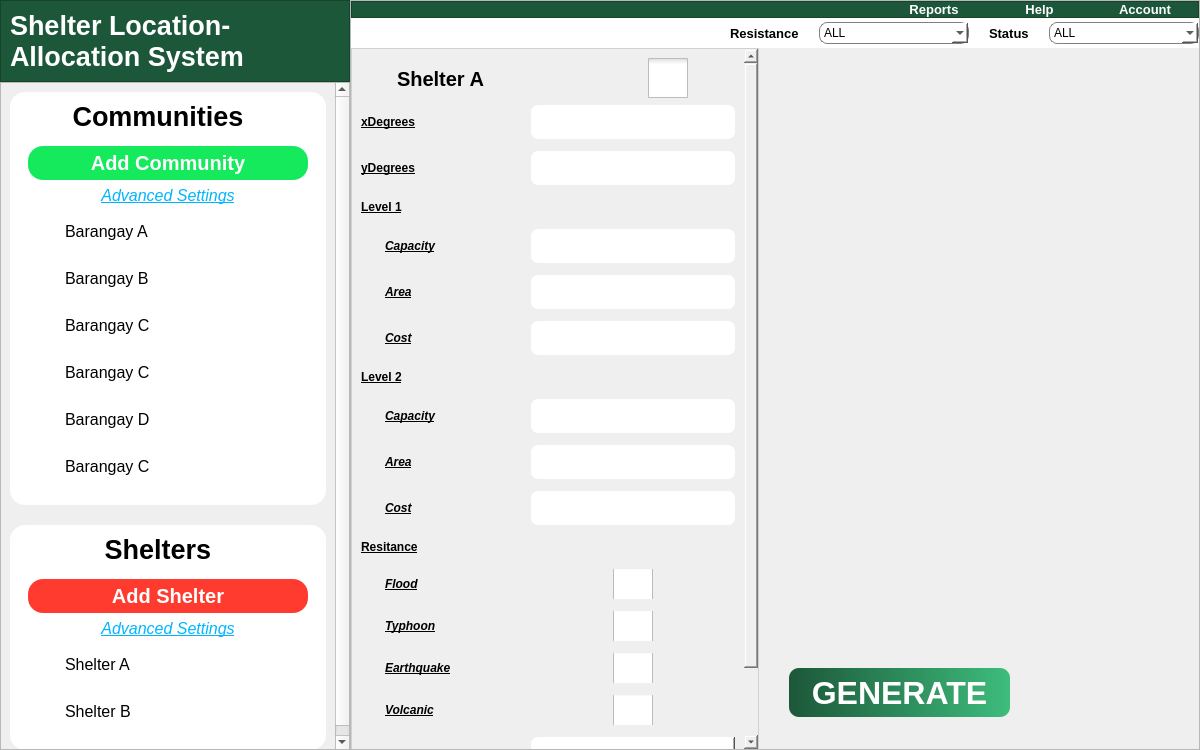
Qt form FE/dashboard.ui (Lucianono/ShelterAlloc_Thesis) before a commit.
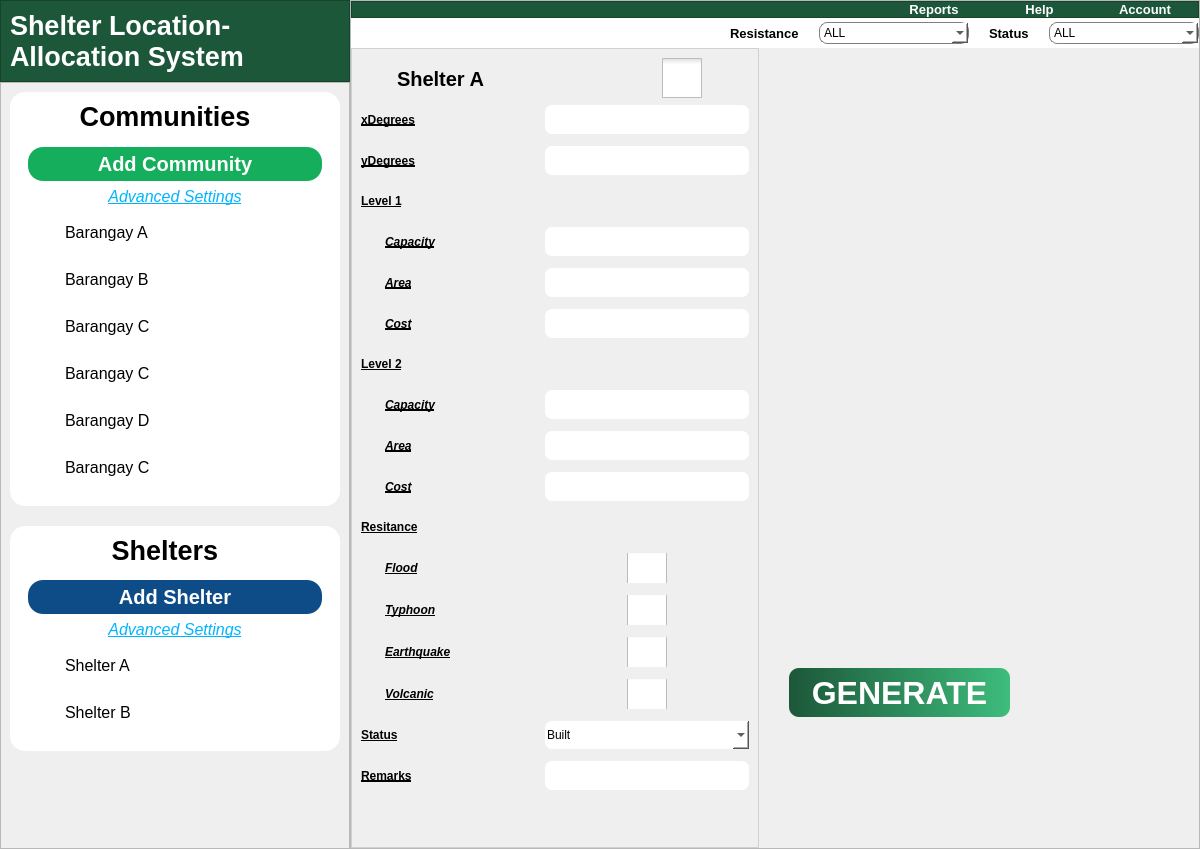
The same form after that commit. Icons and pictures are not drawn.

Commit message: ADDED modelsettings; updated colors

```diff
--- a/FE/dashboard.ui
+++ b/FE/dashboard.ui
@@ -7,7 +7,7 @@
     <x>0</x>
     <y>0</y>
     <width>1200</width>
-    <height>750</height>
+    <height>800</height>
    </rect>
   </property>
   <property name="sizePolicy">
@@ -131,7 +131,7 @@
           <property name="geometry">
            <rect>
             <x>0</x>
-            <y>-56</y>
+            <y>-6</y>
             <width>331</width>
             <height>718</height>
            </rect>
@@ -252,12 +252,21 @@
                          </font>
                         </property>
                         <property name="styleSheet">
-                         <string notr="true">
-	background-color: 	#14EA5C;
-	color: white;
-	padding: 5px;
-	border: none;
-	border-radius: 15;
+                         <string notr="true">QPushButton {
+    background-color: #14AE5C;
+    color: white;
+    padding: 5px;
+    border: none;
+    border-radius: 15px;
+}
+
+QPushButton:hover {
+    background-color: #12c753;
+}
+
+QPushButton:pressed {
+    background-color: #10a84c;
+}
 </string>
                         </property>
                         <property name="text">
@@ -887,13 +896,22 @@
                          </font>
                         </property>
                         <property name="styleSheet">
-                         <string notr="true">* {
-	background-color: 	#FF3B30;
-	color: white;
-	padding: 5px;
-	border: none;
-	border-radius: 15;
-}</string>
+                         <string notr="true">QPushButton {
+    background-color: #0e4c87;
+    color: white;
+    padding: 5px;
+    border: none;
+    border-radius: 15px;
+}
+
+QPushButton:hover {
+    background-color: #295987;
+}
+
+QPushButton:pressed {
+    background-color: #0e4c87;
+}
+</string>
                         </property>
                         <property name="text">
                          <string>Add Shelter</string>
@@ -1426,7 +1444,7 @@
            <property name="minimumSize">
             <size>
              <width>0</width>
-             <height>700</height>
+             <height>800</height>
             </size>
            </property>
            <property name="styleSheet">
@@ -1435,7 +1453,8 @@
 background-color: white;
 border-radius: 7;
 padding:2;
-max-height:30;
+max-height:25;
+min-height:10;
 max-width:200;
 }
 QComboBox{
@@ -1443,8 +1462,8 @@
 background-color: white;
 border-radius: 7;
 padding:2;
-max-height:30;
-min-height:30;
+max-height:25;
+min-height:10;
 max-width:200;
 }
 QLabel {
@@ -1821,7 +1840,7 @@
             <property name="minimumSize">
              <size>
               <width>0</width>
-              <height>700</height>
+              <height>800</height>
              </size>
             </property>
             <layout class="QVBoxLayout" name="verticalLayout_12">
@@ -1851,7 +1870,7 @@
                <property name="minimumSize">
                 <size>
                  <width>0</width>
-                 <height>700</height>
+                 <height>750</height>
                 </size>
                </property>
                <property name="styleSheet">
@@ -1865,8 +1884,8 @@
                  <rect>
                   <x>0</x>
                   <y>0</y>
-                  <width>356</width>
-                  <height>781</height>
+                  <width>371</width>
+                  <height>750</height>
                  </rect>
                 </property>
                 <layout class="QVBoxLayout" name="verticalLayout_11">
@@ -2153,7 +2172,7 @@
                      <property name="maximumSize">
                       <size>
                        <width>204</width>
-                       <height>34</height>
+                       <height>29</height>
                       </size>
                      </property>
                     </widget>
@@ -2629,7 +2648,7 @@
                      <property name="minimumSize">
                       <size>
                        <width>150</width>
-                       <height>34</height>
+                       <height>14</height>
                       </size>
                      </property>
                      <property name="styleSheet">
```
Left out of the diff: 61 changed lines with no effect on the pictures. The commit also changes 4 other files.
